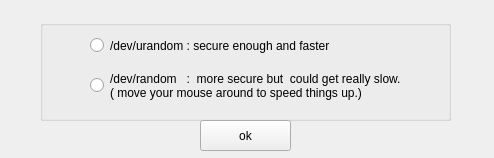
First picture: the form in rngselector.ui, repository mhogomchungu/zuluCrypt, before the edit.
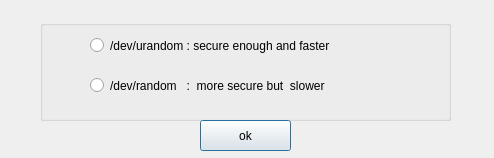
Second picture: the form after the edit.

What changed in the file:
```diff
--- a/rngselector.ui
+++ b/rngselector.ui
@@ -48,8 +48,7 @@
      </rect>
     </property>
     <property name="text">
-     <string>/dev/random   :  more secure but  could get really slow.
-( move your mouse around to speed things up.)</string>
+     <string>/dev/random   :  more secure but  slower</string>
     </property>
    </widget>
   </widget>
@@ -65,6 +64,12 @@
    <property name="text">
     <string>ok</string>
    </property>
+   <property name="autoDefault">
+    <bool>true</bool>
+   </property>
+   <property name="default">
+    <bool>true</bool>
+   </property>
   </widget>
  </widget>
  <resources/>
```
